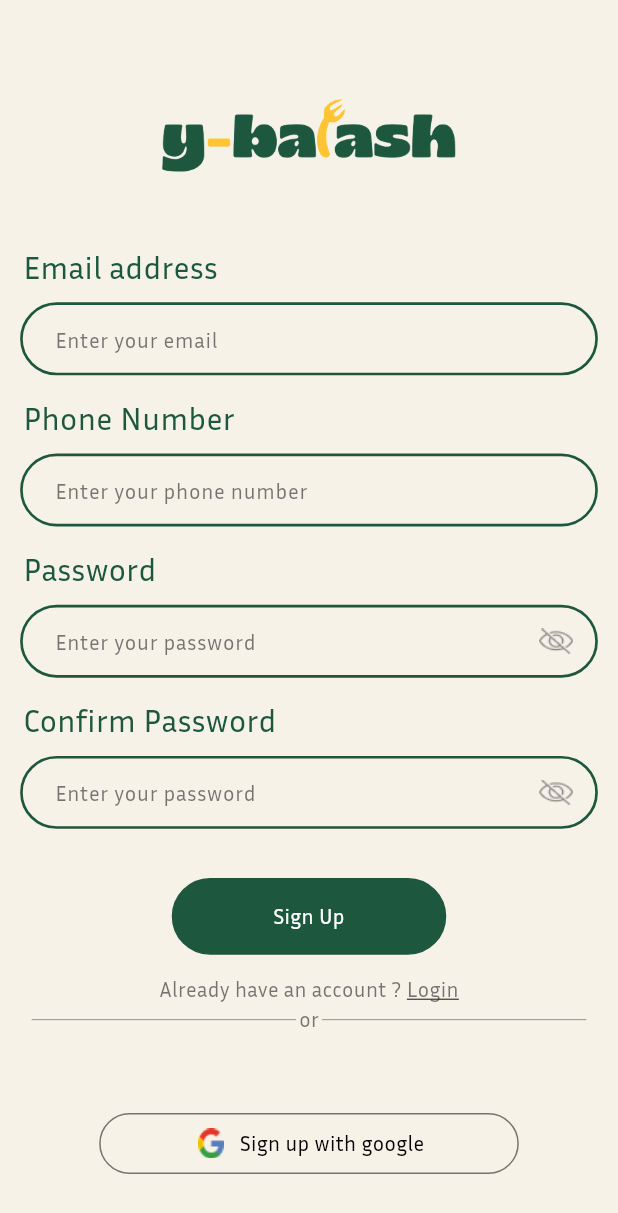
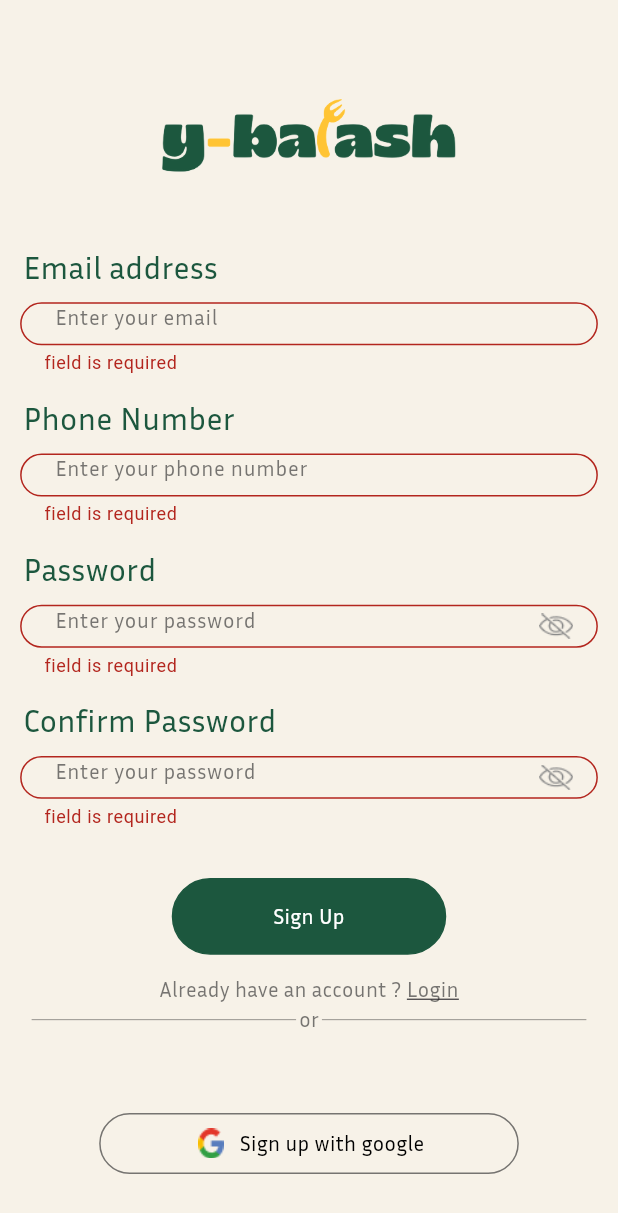
Before and after one commit to Seifmohsen11/Y_balash-graduation_progect-, a Flutter app: the screen it shows after launch, after a tap on "Sign Up", on a phone screen of 412 x 824 dp. Shown: the top 1213 px of the screen. Run offline on Flutter 3.47's test engine with Material 3 defaults, Android fonts, the phone set to English and light mode, and no system bars; our stand-ins replace device_preview, flutter_screenutil, pin_code_fields.

Commit message:
add onChange in textFormFields & print value

```diff
--- a/lib/Features/authentication/presentation/views/widgets/custom_password_field.dart
+++ b/lib/Features/authentication/presentation/views/widgets/custom_password_field.dart
@@ -3,9 +3,14 @@ import 'package:flutter_screenutil/flutter_screenutil.dart';
 import 'package:y_balash/core/constants/constants.dart';
 
 class CustomPasswordField extends StatefulWidget {
-  const CustomPasswordField({super.key, required this.hintText});
+  const CustomPasswordField({
+    super.key,
+    required this.hintText,
+    this.onChange,
+  });
 
   final String hintText;
+  final Function(String)? onChange;
 
   @override
   State<CustomPasswordField> createState() => _CustomPasswordFieldState();
@@ -20,7 +25,14 @@ class _CustomPasswordFieldState extends State<CustomPasswordField> {
       padding: EdgeInsets.symmetric(horizontal: 14.w),
       child: SizedBox(
         height: 55.h,
-        child: TextField(
+        child: TextFormField(
+          validator: (data) {
+            if (data!.isEmpty) {
+              return "field is required";
+            }
+            return null;
+          },
+          onChanged: widget.onChange,
           obscureText: secureText, // This controls the visibility of the text
           decoration: InputDecoration(
             suffixIcon: IconButton(
--- a/lib/Features/authentication/presentation/views/widgets/custom_text_field.dart
+++ b/lib/Features/authentication/presentation/views/widgets/custom_text_field.dart
@@ -2,22 +2,40 @@ import 'package:flutter/material.dart';
 import 'package:flutter_screenutil/flutter_screenutil.dart';
 import 'package:y_balash/core/constants/constants.dart';
 
-class CustomTextField extends StatelessWidget {
-  const CustomTextField({super.key, required this.hintText, this.icon});
+class CustomTextFormField extends StatefulWidget {
+  const CustomTextFormField({
+    super.key,
+    required this.hintText,
+    this.icon,
+    this.onChange,
+  });
 
   final String hintText;
   final IconButton? icon;
+  final Function(String)? onChange;
 
+  @override
+  State<CustomTextFormField> createState() => _CustomTextFormFieldState();
+}
+
+class _CustomTextFormFieldState extends State<CustomTextFormField> {
   @override
   Widget build(BuildContext context) {
     return Padding(
       padding: EdgeInsets.symmetric(horizontal: 14.w),
       child: SizedBox(
         height: 55.h,
-        child: TextField(
+        child: TextFormField(
+          validator: (data) {
+            if (data!.isEmpty) {
+              return "field is required";
+            }
+            return null;
+          },
+          onChanged: widget.onChange,
           decoration: InputDecoration(
-            suffixIcon: icon,
-            hintText: hintText,
+            suffixIcon: widget.icon,
+            hintText: widget.hintText,
             hintStyle: TextStyle(
               fontSize: 16.sp,
               color: kmainTextColor,
@@ -36,7 +54,7 @@ class CustomTextField extends StatelessWidget {
                 )),
             border: OutlineInputBorder(
                 borderRadius: BorderRadius.circular(50.w),
-                borderSide: BorderSide(
+                borderSide: const BorderSide(
                   color: kTextFieldAndButtomColor,
                 )),
           ),
--- a/lib/Features/authentication/presentation/views/widgets/sign_up_view_body.dart
+++ b/lib/Features/authentication/presentation/views/widgets/sign_up_view_body.dart
@@ -9,14 +9,24 @@ import 'package:y_balash/core/widgets/logo_name.dart';
 import 'package:flutter_screenutil/flutter_screenutil.dart';
 import 'package:y_balash/core/widgets/text_under_buttom.dart';
 
-class SignUpViewBody extends StatelessWidget {
+class SignUpViewBody extends StatefulWidget {
   const SignUpViewBody({super.key});
+
+  @override
+  State<SignUpViewBody> createState() => _SignUpViewBodyState();
+}
+
+class _SignUpViewBodyState extends State<SignUpViewBody> {
+  String? email, phone, password, confirmPassword;
+  final GlobalKey<FormState> _formKey = GlobalKey<FormState>();
 
   @override
   Widget build(BuildContext context) {
     return Scaffold(
       backgroundColor: kPrimaryColor,
       body: SingleChildScrollView(
+        child: Form(
+          key: _formKey,
           child: Column(
             children: [
               SizedBox(
@@ -26,30 +36,42 @@ class SignUpViewBody extends StatelessWidget {
               SizedBox(
                 height: 37.h,
               ),
-            const TitleAndTextField(
+              TitleAndTextField(
                 title: 'Email address',
                 hintText: 'Enter your email',
+                onChange: (data) {
+                  email = data;
+                },
               ),
               SizedBox(
                 height: 15.h,
               ),
-            const TitleAndTextField(
+              TitleAndTextField(
                 title: 'Phone Number',
                 hintText: 'Enter your phone number',
+                onChange: (data) {
+                  phone = data;
+                },
               ),
               SizedBox(
                 height: 15.h,
               ),
-            const TitleAndPasswordField(
+              TitleAndPasswordField(
                 title: 'Password',
                 hintText: 'Enter your password',
+                onChange: (data) {
+                  password = data;
+                },
               ),
               SizedBox(
                 height: 15.h,
               ),
-            const TitleAndPasswordField(
+              TitleAndPasswordField(
                 title: 'Confirm Password',
                 hintText: 'Enter your password',
+                onChange: (data) {
+                  confirmPassword = data;
+                },
               ),
               SizedBox(
                 height: 37.h,
@@ -61,7 +83,14 @@ class SignUpViewBody extends StatelessWidget {
                 backgorundColor: kTextFieldAndButtomColor,
                 textColor: Colors.white,
                 borderColor: kTextFieldAndButtomColor,
-              onTap: () {},
+                onTap: () {
+                  if (_formKey.currentState!.validate()) {
+                    print("Email: $email");
+                    print("Phone: $phone");
+                    print("Password: $password");
+                    print("Confirm Password: $confirmPassword");
+                  }
+                },
               ),
               SizedBox(
                 height: 15.h,
@@ -92,6 +121,7 @@ class SignUpViewBody extends StatelessWidget {
             ],
           ),
         ),
+      ),
     );
   }
 }
--- a/lib/Features/authentication/presentation/views/widgets/title_and_password_field.dart
+++ b/lib/Features/authentication/presentation/views/widgets/title_and_password_field.dart
@@ -4,10 +4,16 @@ import 'package:y_balash/Features/authentication/presentation/views/widgets/cust
 import 'package:y_balash/Features/authentication/presentation/views/widgets/text_field_title.dart';
 
 class TitleAndPasswordField extends StatelessWidget {
-  const TitleAndPasswordField(
-      {super.key, required this.title, required this.hintText});
+  const TitleAndPasswordField({
+    super.key,
+    required this.title,
+    required this.hintText,
+    this.onChange,
+  });
   final String title;
   final String hintText;
+  final Function(String)? onChange;
+
   @override
   Widget build(BuildContext context) {
     return Column(
@@ -20,6 +26,7 @@ class TitleAndPasswordField extends StatelessWidget {
         ),
         CustomPasswordField(
           hintText: '  $hintText',
+          onChange: onChange,
         )
       ],
     );
--- a/lib/Features/authentication/presentation/views/widgets/title_and_text_field.dart
+++ b/lib/Features/authentication/presentation/views/widgets/title_and_text_field.dart
@@ -4,10 +4,16 @@ import 'package:y_balash/Features/authentication/presentation/views/widgets/cust
 import 'package:y_balash/Features/authentication/presentation/views/widgets/text_field_title.dart';
 
 class TitleAndTextField extends StatelessWidget {
-  const TitleAndTextField(
-      {super.key, required this.title, required this.hintText});
+  const TitleAndTextField({
+    super.key,
+    required this.title,
+    required this.hintText,
+    this.onChange,
+  });
   final String title;
   final String hintText;
+  final Function(String)? onChange;
+
   @override
   Widget build(BuildContext context) {
     return Column(
@@ -18,8 +24,9 @@ class TitleAndTextField extends StatelessWidget {
         SizedBox(
           height: 15.h,
         ),
-        CustomTextField(
+        CustomTextFormField(
           hintText: '  $hintText',
+          onChange: onChange,
         )
       ],
     );
```
Also changed, not shown: lib/Features/authentication/presentation/views/widgets/forget_password_view_body.dart (+21 -5 lines), lib/Features/authentication/presentation/views/widgets/login_view_body.dart (+28 -6 lines), lib/Features/authentication/presentation/views/widgets/otp_verification_view_body.dart (+10 -2 lines), lib/Features/authentication/presentation/views/widgets/reset_password_view_body.dart (+26 -5 lines), lib/core/helper/show_snackbar.dart (added, +18 -0 lines). Lines whose indentation alone changed are shown as unchanged.
